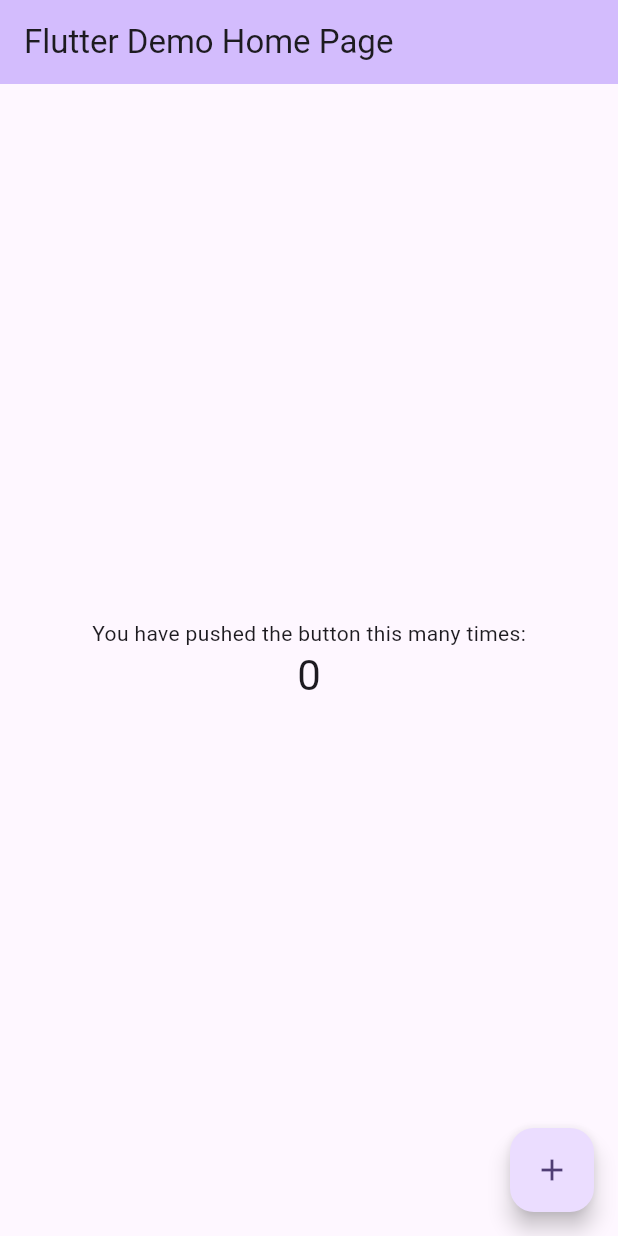
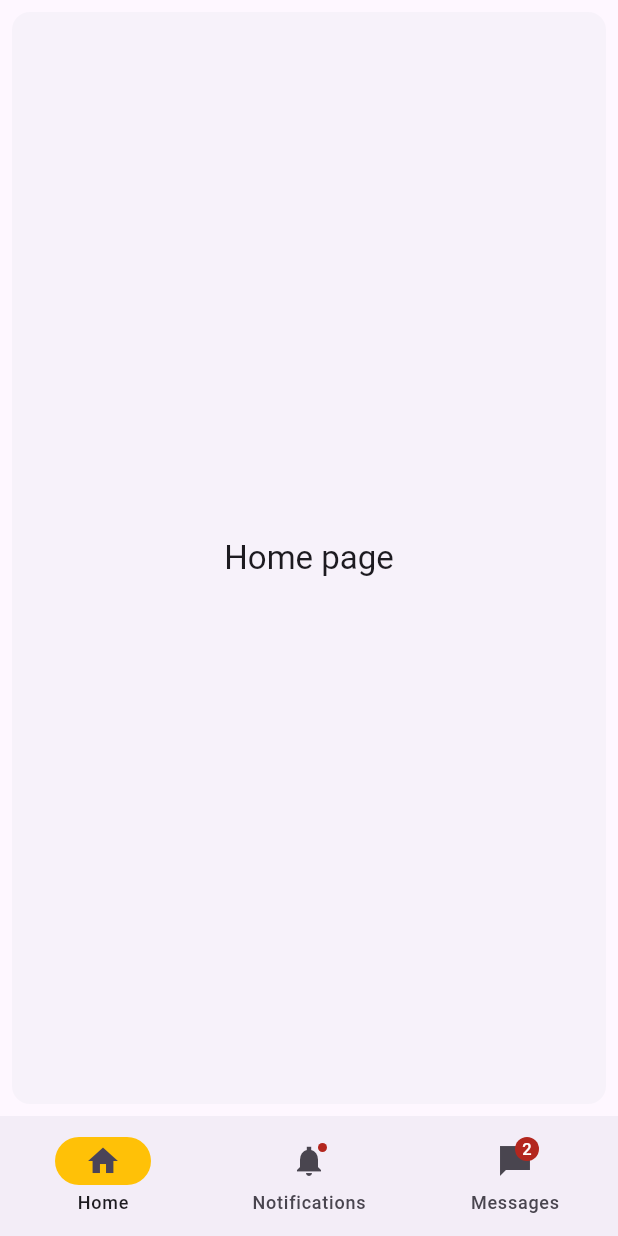
Before and after one commit to EliasBelz/Groupiq, a Flutter app: the screen it shows after launch, on a phone screen of 412 x 824 dp. Run offline on Flutter 3.47's test engine with Material 3 defaults, Android fonts, the light colour scheme and no system bars; our stand-ins replace firebase_core; accounts and stored records are empty.

Commit message:
file setup

```diff
--- a/groupiq_flutter/lib/main.dart
+++ b/groupiq_flutter/lib/main.dart
@@ -1,125 +1,12 @@
 import 'package:flutter/material.dart';
+import 'package:firebase_core/firebase_core.dart';
+import 'package:groupiq_flutter/views/home_view.dart';
+import 'firebase_options.dart';
 
-void main() {
-  runApp(const MyApp());
+void main() async {
+  runApp(const HomeView());
+
+  await Firebase.initializeApp(
+    options: DefaultFirebaseOptions.currentPlatform,
+  );
 }
-
-class MyApp extends StatelessWidget {
-  const MyApp({super.key});
-
-  // This widget is the root of your application.
-  @override
-  Widget build(BuildContext context) {
-    return MaterialApp(
-      title: 'Flutter Demo',
-      theme: ThemeData(
-        // This is the theme of your application.
-        //
-        // TRY THIS: Try running your application with "flutter run". You'll see
-        // the application has a purple toolbar. Then, without quitting the app,
-        // try changing the seedColor in the colorScheme below to Colors.green
-        // and then invoke "hot reload" (save your changes or press the "hot
-        // reload" button in a Flutter-supported IDE, or press "r" if you used
-        // the command line to start the app).
-        //
-        // Notice that the counter didn't reset back to zero; the application
-        // state is not lost during the reload. To reset the state, use hot
-        // restart instead.
-        //
-        // This works for code too, not just values: Most code changes can be
-        // tested with just a hot reload.
-        colorScheme: ColorScheme.fromSeed(seedColor: Colors.deepPurple),
-        useMaterial3: true,
-      ),
-      home: const MyHomePage(title: 'Flutter Demo Home Page'),
-    );
-  }
-}
-
-class MyHomePage extends StatefulWidget {
-  const MyHomePage({super.key, required this.title});
-
-  // This widget is the home page of your application. It is stateful, meaning
-  // that it has a State object (defined below) that contains fields that affect
-  // how it looks.
-
-  // This class is the configuration for the state. It holds the values (in this
-  // case the title) provided by the parent (in this case the App widget) and
-  // used by the build method of the State. Fields in a Widget subclass are
-  // always marked "final".
-
-  final String title;
-
-  @override
-  State<MyHomePage> createState() => _MyHomePageState();
-}
-
-class _MyHomePageState extends State<MyHomePage> {
-  int _counter = 0;
-
-  void _incrementCounter() {
-    setState(() {
-      // This call to setState tells the Flutter framework that something has
-      // changed in this State, which causes it to rerun the build method below
-      // so that the display can reflect the updated values. If we changed
-      // _counter without calling setState(), then the build method would not be
-      // called again, and so nothing would appear to happen.
-      _counter++;
-    });
-  }
-
-  @override
-  Widget build(BuildContext context) {
-    // This method is rerun every time setState is called, for instance as done
-    // by the _incrementCounter method above.
-    //
-    // The Flutter framework has been optimized to make rerunning build methods
-    // fast, so that you can just rebuild anything that needs updating rather
-    // than having to individually change instances of widgets.
-    return Scaffold(
-      appBar: AppBar(
-        // TRY THIS: Try changing the color here to a specific color (to
-        // Colors.amber, perhaps?) and trigger a hot reload to see the AppBar
-        // change color while the other colors stay the same.
-        backgroundColor: Theme.of(context).colorScheme.inversePrimary,
-        // Here we take the value from the MyHomePage object that was created by
-        // the App.build method, and use it to set our appbar title.
-        title: Text(widget.title),
-      ),
-      body: Center(
-        // Center is a layout widget. It takes a single child and positions it
-        // in the middle of the parent.
-        child: Column(
-          // Column is also a layout widget. It takes a list of children and
-          // arranges them vertically. By default, it sizes itself to fit its
-          // children horizontally, and tries to be as tall as its parent.
-          //
-          // Column has various properties to control how it sizes itself and
-          // how it positions its children. Here we use mainAxisAlignment to
-          // center the children vertically; the main axis here is the vertical
-          // axis because Columns are vertical (the cross axis would be
-          // horizontal).
-          //
-          // TRY THIS: Invoke "debug painting" (choose the "Toggle Debug Paint"
-          // action in the IDE, or press "p" in the console), to see the
-          // wireframe for each widget.
-          mainAxisAlignment: MainAxisAlignment.center,
-          children: <Widget>[
-            const Text(
-              'You have pushed the button this many times:',
-            ),
-            Text(
-              '$_counter',
-              style: Theme.of(context).textTheme.headlineMedium,
-            ),
-          ],
-        ),
-      ),
-      floatingActionButton: FloatingActionButton(
-        onPressed: _incrementCounter,
-        tooltip: 'Increment',
-        child: const Icon(Icons.add),
-      ), // This trailing comma makes auto-formatting nicer for build methods.
-    );
-  }
-}
--- /dev/null
+++ b/groupiq_flutter/lib/views/home_view.dart
@@ -0,0 +1,18 @@
+import 'package:flutter/foundation.dart';
+import 'package:flutter/material.dart';
+import 'package:flutter/widgets.dart';
+import 'package:groupiq_flutter/widgets/bottom_nav.dart';
+
+class HomeView extends StatefulWidget {
+  const HomeView({super.key});
+
+  @override
+  State<HomeView> createState() => _HomeViewState();
+}
+
+class _HomeViewState extends State<HomeView> {
+  @override
+  Widget build(BuildContext context) {
+    return MaterialApp(home: Scaffold(body: BottomNav()));
+  }
+}
--- /dev/null
+++ b/groupiq_flutter/lib/widgets/bottom_nav.dart
@@ -0,0 +1,133 @@
+import 'package:flutter/foundation.dart';
+import 'package:flutter/material.dart';
+
+class BottomNav extends StatefulWidget {
+  const BottomNav({super.key});
+
+  @override
+  State<BottomNav> createState() => _BottomNavState();
+}
+
+class _BottomNavState extends State<BottomNav> {
+  int currentPageIndex = 0;
+
+  @override
+  void initState() {
+    currentPageIndex = 0;
+    super.initState();
+  }
+
+  @override
+  Widget build(BuildContext context) {
+    final ThemeData theme = Theme.of(context);
+    return Scaffold(
+      bottomNavigationBar: NavigationBar(
+        onDestinationSelected: (int index) {
+          setState(() {
+            currentPageIndex = index;
+          });
+        },
+        indicatorColor: Colors.amber,
+        selectedIndex: currentPageIndex,
+        destinations: const <Widget>[
+          NavigationDestination(
+            selectedIcon: Icon(Icons.home),
+            icon: Icon(Icons.home_outlined),
+            label: 'Home',
+          ),
+          NavigationDestination(
+            icon: Badge(child: Icon(Icons.notifications_sharp)),
+            label: 'Notifications',
+          ),
+          NavigationDestination(
+            icon: Badge(
+              label: Text('2'),
+              child: Icon(Icons.messenger_sharp),
+            ),
+            label: 'Messages',
+          ),
+        ],
+      ),
+      body: <Widget>[
+        /// Home page
+        Card(
+          shadowColor: Colors.transparent,
+          margin: const EdgeInsets.all(8.0),
+          child: SizedBox.expand(
+            child: Center(
+              child: Text(
+                'Home page',
+                style: theme.textTheme.titleLarge,
+              ),
+            ),
+          ),
+        ),
+
+        /// Notifications page
+        const Padding(
+          padding: EdgeInsets.all(8.0),
+          child: Column(
+            children: <Widget>[
+              Card(
+                child: ListTile(
+                  leading: Icon(Icons.notifications_sharp),
+                  title: Text('Notification 1'),
+                  subtitle: Text('This is a notification'),
+                ),
+              ),
+              Card(
+                child: ListTile(
+                  leading: Icon(Icons.notifications_sharp),
+                  title: Text('Notification 2'),
+                  subtitle: Text('This is a notification'),
+                ),
+              ),
+            ],
+          ),
+        ),
+
+        /// Messages page
+        ListView.builder(
+          reverse: true,
+          itemCount: 2,
+          itemBuilder: (BuildContext context, int index) {
+            if (index == 0) {
+              return Align(
+                alignment: Alignment.centerRight,
+                child: Container(
+                  margin: const EdgeInsets.all(8.0),
+                  padding: const EdgeInsets.all(8.0),
+                  decoration: BoxDecoration(
+                    color: theme.colorScheme.primary,
+                    borderRadius: BorderRadius.circular(8.0),
+                  ),
+                  child: Text(
+                    'Hello',
+                    style: theme.textTheme.bodyLarge!
+                        .copyWith(color: theme.colorScheme.onPrimary),
+                  ),
+                ),
+              );
+            }
+            return Align(
+              alignment: Alignment.centerLeft,
+              child: Container(
+                margin: const EdgeInsets.all(8.0),
+                padding: const EdgeInsets.all(8.0),
+                decoration: BoxDecoration(
+                  color: theme.colorScheme.primary,
+                  borderRadius: BorderRadius.circular(8.0),
+                ),
+                child: Text(
+                  'Hi!',
+                  style: theme.textTheme.bodyLarge!
+                      .copyWith(color: theme.colorScheme.onPrimary),
+                ),
+              ),
+            );
+          },
+        ),
+      ][currentPageIndex],
+    );
+  }
+}
--- a/groupiq_flutter/pubspec.yaml
+++ b/groupiq_flutter/pubspec.yaml
@@ -35,6 +35,7 @@ dependencies:
   # The following adds the Cupertino Icons font to your application.
   # Use with the CupertinoIcons class for iOS style icons.
   cupertino_icons: ^1.0.6
+  firebase_core: ^3.0.0
 
 dev_dependencies:
   flutter_test:
```
Also changed, not shown: groupiq_flutter/firebase.json (added), groupiq_flutter/lib/firebase_options.dart (added), groupiq_flutter/lib/models/filler.txt (added), groupiq_flutter/lib/providers/filler.txt (added), groupiq_flutter/lib/views/filler.txt (added), groupiq_flutter/lib/widgets/filler.txt (added), 20 other files.
